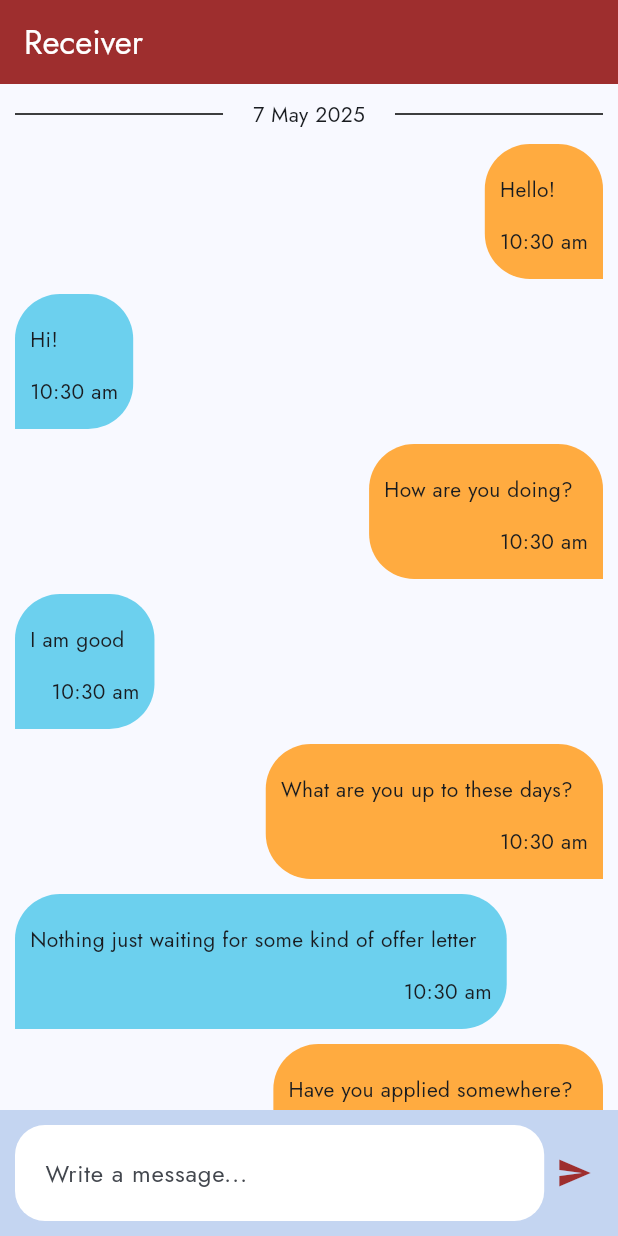
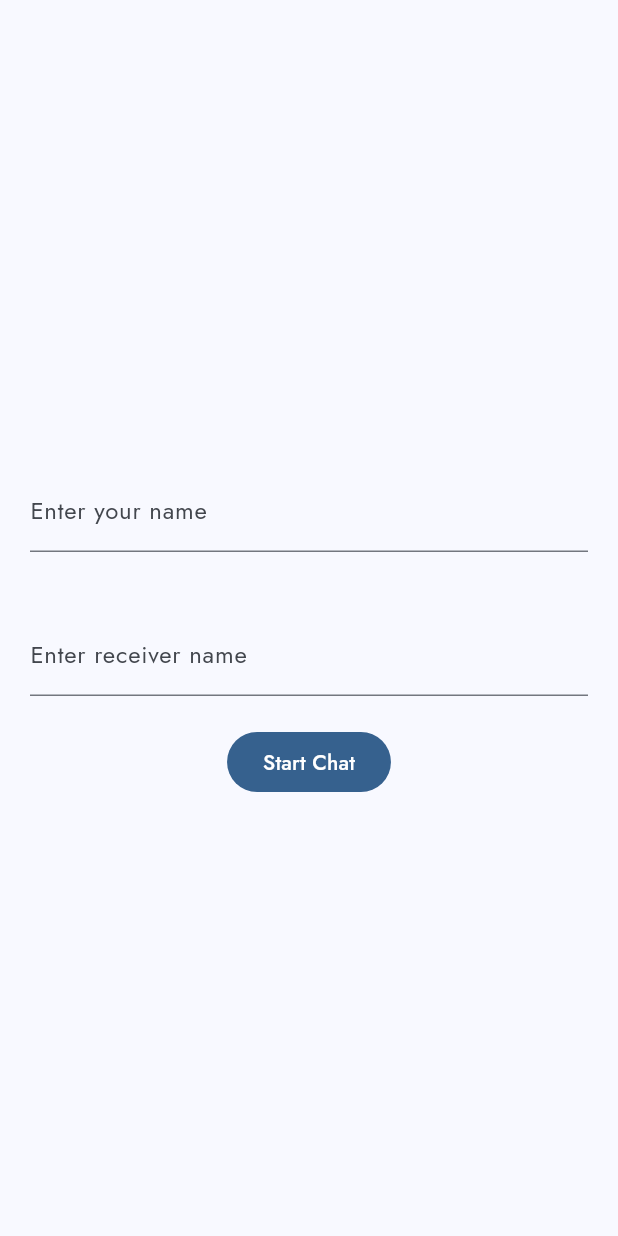
Before and after one commit to abdulrehman202/chat_app, a Flutter app: the screen it shows after launch, on a phone screen of 412 x 824 dp. Run offline on Flutter 3.47's test engine with Material 3 defaults, Android fonts, the phone set to English and light mode, and no system bars; our stand-ins replace socket_io_client; statements that could not run were skipped.

```diff
--- a/lib/Model/Message.dart
+++ b/lib/Model/Message.dart
@@ -1,8 +1,8 @@
 class Message{
-  String _id, _content,  _sender, _receiver;
+  String _id, _content,  _sender, _receiver,_chatId;
   DateTime _time;
 
-  Message(this._id, this._content, this._time, this._sender, this._receiver);
+  Message(this._id, this._content, this._time, this._sender, this._receiver,this._chatId);
 
   String get id
   {
@@ -54,5 +54,14 @@ class Message{
     _receiver = receiver;
   }
 
+  String get chatId
+  {
+    return _chatId;
+  }
+
+  set chatId(String id)
+  {
+    _chatId = id;
+  }
 
 }
--- /dev/null
+++ b/lib/View/channel_screen.dart
@@ -0,0 +1,63 @@
+import 'package:chat_app/Model/ChatRoom.dart';
+import 'package:chat_app/Model/User.dart';
+import 'package:chat_app/View/chat_screen.dart';
+import 'package:flutter/material.dart';
+
+class ChannelScreen extends StatelessWidget {
+   ChannelScreen({super.key});
+
+  TextEditingController _meCtrlr = TextEditingController(),_receiverController = TextEditingController();
+  FocusNode _meFocus = FocusNode(),_receiverFocus = FocusNode();
+
+  @override
+  Widget build(BuildContext context) {
+    return Scaffold(
+      body: Center(
+        child: Column(
+          mainAxisAlignment: MainAxisAlignment.center,
+          children: [
+            txtField(
+                    _meFocus, _meCtrlr, 'Enter your name'),
+                txtField(
+                    _receiverFocus, _receiverController, 'Enter receiver name'),
+
+            FilledButton(onPressed:() {_moveToChatScreen(context);}, child: Text('Start Chat'))
+          ],
+        ),
+      ),
+    );
+  }
+
+  Widget txtField(
+      FocusNode focus, TextEditingController controller, String hint,) {
+    return Container(
+      margin: const EdgeInsets.all(20),
+      child: TextField(
+        textInputAction: TextInputAction.next,
+
+        decoration: InputDecoration(
+            focusedBorder: const OutlineInputBorder(
+                borderSide: BorderSide(color: Colors.black)),
+            fillColor: Colors.white,
+            focusColor: Colors.white,
+            label: Text(
+              hint,
+            ),),
+        controller: controller,
+        focusNode: focus,
+      ),
+    );
+  }
+
+   _moveToChatScreen(BuildContext context) {
+    String id = _meCtrlr.text;
+    String name = _meCtrlr.text;
+    String receiverId = _receiverController.text;
+    String receiverName = _receiverController.text;
+
+    User user = User(id, name);
+    User receiver = User(receiverId, receiverName);
+
+    Navigator.pushReplacement(context, MaterialPageRoute(builder: (builder)=>ChatScreen(user: user,receiver: receiver)));
+  }
+}
--- a/lib/View/chat_screen.dart
+++ b/lib/View/chat_screen.dart
@@ -8,23 +8,9 @@ import 'package:flutter/material.dart';
 import 'package:socket_io_client/socket_io_client.dart' as IO;
 
 class ChatScreen extends StatefulWidget {
+  User user, receiver;
 
-
-  ChatRoom chatRoom =
-      ChatRoom('abc', User('sabc', 'Sender'), User('rabc', 'Receiver'), [
-        Message('abc', 'Hello!', DateTime.now(), 'sabc', 'rabc'),
-            Message('abc', 'Hi!', DateTime.now(), 'rabc', 'sabc'),
-            Message('abc', 'How are you doing?', DateTime.now(), 'sabc', 'rabc'),
-            Message('abc', 'I am good', DateTime.now(), 'rabc', 'sabc'),
-            Message('abc', 'What are you up to these days?', DateTime.now(), 'sabc', 'rabc'),
-            Message('abc', 'Nothing just waiting for some kind of offer letter', DateTime.now(), 'rabc', 'sabc'),
-            Message('abc', 'Have you applied somewhere?', DateTime.now(), 'sabc', 'rabc'),
-            Message('abc', 'Yes at several organizations', DateTime.now(), 'rabc', 'sabc'),
-            Message('abc', 'Best of luck!', DateTime.now(), 'sabc', 'rabc'),
-            Message('abc', 'Thanks!', DateTime.now(), 'rabc', 'sabc'),
-      ]);
-
-  ChatScreen({super.key});
+  ChatScreen({super.key, required this.user, required User this.receiver});
 
   @override
   State<ChatScreen> createState() => _ChatScreenState();
@@ -33,11 +19,10 @@ class ChatScreen extends StatefulWidget {
 class _ChatScreenState extends State<ChatScreen> {
   TextEditingController _msgController = TextEditingController();
   ScrollController _scrollController = ScrollController();
+  late ChatRoom chatRoom;
 
   StreamController _streamController = StreamController<List<Message>>();
   late IO.Socket socket;
-
-
 
   Widget messageBubble(Message message) {
     DateTime msgTime = message.time;
@@ -45,7 +30,9 @@ class _ChatScreenState extends State<ChatScreen> {
 
     String timeContent = Constants.get12hrsTime(msgTime);
 
-    CrossAxisAlignment cAlignment = timeContent.length < message.content.length? CrossAxisAlignment.end:CrossAxisAlignment.start;
+    CrossAxisAlignment cAlignment = timeContent.length < message.content.length
+        ? CrossAxisAlignment.end
+        : CrossAxisAlignment.start;
 
     BoxDecoration senderDec = BoxDecoration(
       color: Colors.orangeAccent,
@@ -65,19 +52,20 @@ class _ChatScreenState extends State<ChatScreen> {
       ),
     );
 
-
     return Align(
-      alignment: message.sender == widget.chatRoom.sender.id ? Alignment.centerRight : Alignment.centerLeft,
+      alignment: message.sender == chatRoom.sender.id
+          ? Alignment.centerRight
+          : Alignment.centerLeft,
       child: Container(
-
         padding: const EdgeInsets.all(10),
-        margin: const EdgeInsets.only(bottom: 10,left: 10,right: 10),
-        decoration: message.sender == widget.chatRoom.sender.id  ? senderDec : receiverDec,
+        margin: const EdgeInsets.only(bottom: 10, left: 10, right: 10),
+        decoration:
+            message.sender == chatRoom.sender.id ? senderDec : receiverDec,
         child: Column(
           crossAxisAlignment: cAlignment,
           children: [
             Padding(
-              padding: const EdgeInsets.only(top: 10,right: 10,bottom: 10),
+              padding: const EdgeInsets.only(top: 10, right: 10, bottom: 10),
               child: Text(
                 message.content,
                 overflow: TextOverflow.clip,
@@ -85,15 +73,14 @@ class _ChatScreenState extends State<ChatScreen> {
             ),
             Container(
                 margin: const EdgeInsets.symmetric(vertical: 5),
-                child: Text( timeContent,
+                child: Text(
+                  timeContent,
                 ))
           ],
         ),
       ),
     );
   }
-
-
 
   Widget messageWriter() {
     return Container(
@@ -110,11 +97,12 @@ class _ChatScreenState extends State<ChatScreen> {
                     color: Colors.white,
                   ),
                   child: TextField(
-                    onTap: ()async {
+                    onTap: () async {
                       await Future.delayed(const Duration(milliseconds: 500));
                       _scrollController.jumpTo(
                         _scrollController.position.maxScrollExtent,
-  );},
+                      );
+                    },
                     maxLines: null,
                     keyboardType: TextInputType.multiline,
                     decoration: const InputDecoration(
@@ -144,6 +132,8 @@ class _ChatScreenState extends State<ChatScreen> {
     // TODO: implement initState
     super.initState();
 
+    chatRoom = ChatRoom('abc', widget.user, widget.receiver, []);
+
     socket = IO.io(Constants.SERVER_URL, <String, dynamic>{
       'transports': ['websocket'],
     });
@@ -151,12 +141,18 @@ class _ChatScreenState extends State<ChatScreen> {
     // Event listener for 'connect' event
     socket.on('connect', (_) {
       print('Connected to server');
-
     });
 
     // Listen for messages from the server
     socket.on('message', (data) {
-      print('msg is $data');
+      try {
+          if(data['chatId'] == chatRoom.id){
+          chatRoom.messages.add(Message(data['id'], data['content'],
+              DateTime.now(), data['sender'], data['receiver'],data['chatId']));
+          _streamController.sink.add(chatRoom.messages);}
+      } catch (e) {
+        print('');
+      }
     });
 
     socket.connect();
@@ -165,7 +161,7 @@ class _ChatScreenState extends State<ChatScreen> {
   @override
   Widget build(BuildContext context) {
     DateTime currentTime = DateTime.now();
-    _streamController.sink.add(widget.chatRoom.messages);
+    _streamController.sink.add(chatRoom.messages);
 
     return Scaffold(
       resizeToAvoidBottomInset: false,
@@ -179,9 +175,8 @@ class _ChatScreenState extends State<ChatScreen> {
         ],
       ),
       appBar: AppBar(
-
         title: Text(
-          widget.chatRoom.receiver.name,
+          chatRoom.receiver.name,
           style: const TextStyle(color: Colors.white),
         ),
         backgroundColor: const Color.fromARGB(255, 158, 46, 46),
@@ -192,27 +187,20 @@ class _ChatScreenState extends State<ChatScreen> {
           children: [
             dateRow(currentTime),
             ConstrainedBox(
-              constraints: const BoxConstraints(
-                minHeight: 20
-              ),
+              constraints: const BoxConstraints(minHeight: 20),
               child: StreamBuilder(
-                stream: _streamController.stream ,
-                builder: (context, snapshot)
-              {
-                List<Message> msgs = snapshot.data??[];
+                  stream: _streamController.stream,
+                  builder: (context, snapshot) {
+                    List<Message> msgs = snapshot.data ?? [];
                     return ListView.builder(
                         shrinkWrap: true,
                         physics: const ScrollPhysics(),
-                  itemCount: msgs.length,itemBuilder: (context, index)
-                {
+                        itemCount: msgs.length,
+                        itemBuilder: (context, index) {
                           return messageBubble(msgs[index]);
-                }
-                );
-
+                        });
                   }),
             ),
-
-
           ],
         ),
       ),
@@ -220,19 +208,25 @@ class _ChatScreenState extends State<ChatScreen> {
   }
 
   void sendMsg() {
-    if(socket.connected){
-      var msg = {'id': 'abc', 'content': _msgController.text, 'time': DateTime.now().toString(),'sender': 'sabc','receiver': 'rabc'};
+    if (socket.connected) {
+      var msg = {
+        'id': 'abc',
+        'content': _msgController.text,
+        'time': DateTime.now().toString(),
+        'sender': chatRoom.sender.id,
+        'receiver': chatRoom.receiver.id,
+        'chatId':chatRoom.id,
+      };
       socket.emit('message', msg);
       _msgController.clear();
-
     }
   }
 
-  Widget dateRow(DateTime currentTime)
-  {
+  Widget dateRow(DateTime currentTime) {
     return Row(
       children: [
-                Expanded(child: Container(
+        Expanded(
+            child: Container(
                 margin: const EdgeInsets.symmetric(horizontal: 10),
                 child: const Divider(
                   color: Colors.black,
@@ -242,10 +236,12 @@ class _ChatScreenState extends State<ChatScreen> {
             padding: const EdgeInsets.all(10),
             child: Text(
                 '${currentTime.day.toString()} ${Constants.getMonth(currentTime.month)} ${currentTime.year.toString()}')),
-              Expanded(child: Container(
+        Expanded(
+            child: Container(
                 margin: const EdgeInsets.symmetric(horizontal: 10),
                 child: const Divider(
-                    color: Colors.black,))),
+                  color: Colors.black,
+                ))),
       ],
     );
   }
--- a/lib/View/splash_screen.dart
+++ b/lib/View/splash_screen.dart
@@ -1,5 +1,6 @@
 import 'dart:async';
 
+import 'package:chat_app/View/channel_screen.dart';
 import 'package:chat_app/View/chat_screen.dart';
 import 'package:chat_app/constants.dart';
 import 'package:flutter/material.dart';
@@ -35,7 +36,7 @@ class _SplashScreenState extends State<SplashScreen> {
 
   _moveToFirstScreen(BuildContext context) {
     Navigator.pushReplacement(
-        context, MaterialPageRoute(builder: (builder) => ChatScreen()));
+        context, MaterialPageRoute(builder: (builder) => ChannelScreen()));
   }
 
   Widget _body(BuildContext context) {
```
Lines whose indentation alone changed are shown as unchanged.
